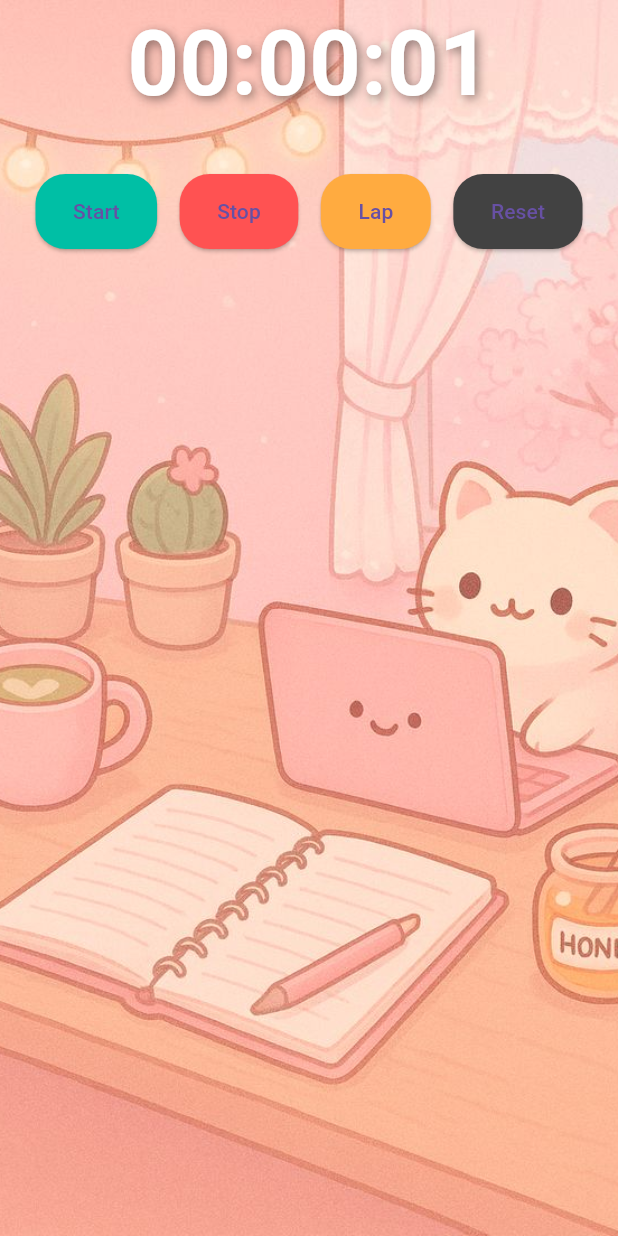
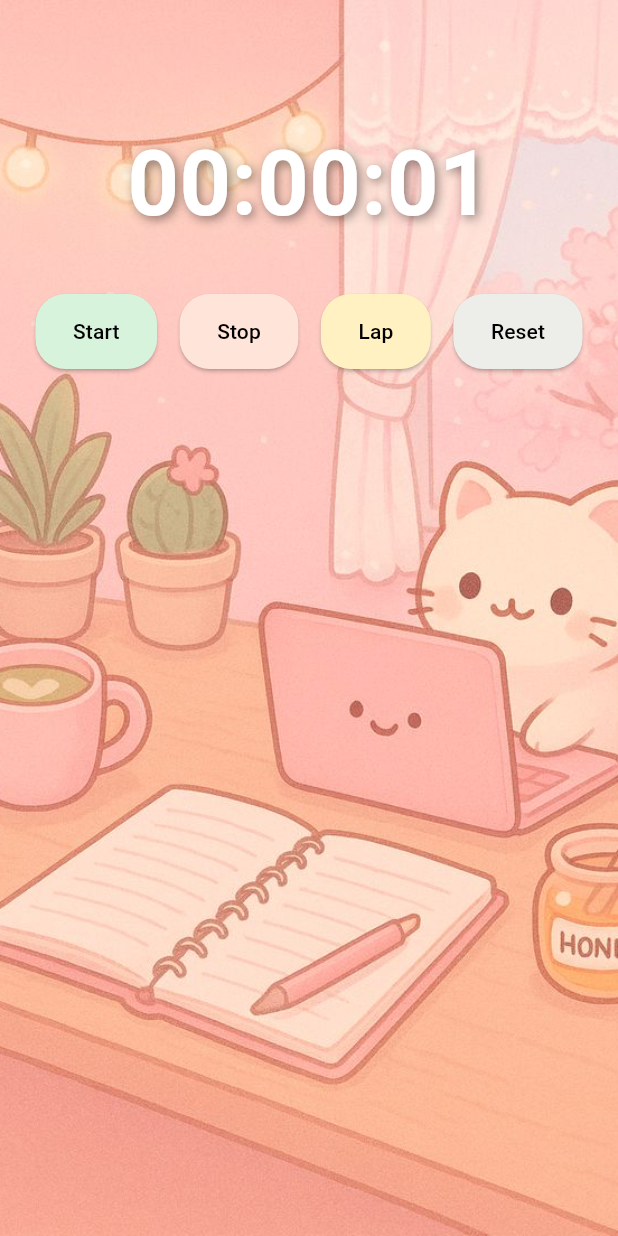
Before and after one commit to kanak-sonawane/NightOwl, a Flutter app: the screen it shows after launch, after a tap on "Start", on a phone screen of 412 x 824 dp. Run offline on Flutter 3.47's test engine with Material 3 defaults, Android fonts, the light colour scheme and no system bars.

Commit message:
UI improvements and timer polish

```diff
--- a/lib/main.dart
+++ b/lib/main.dart
@@ -30,9 +30,8 @@ class _NightOwlHomeState extends State<NightOwlHome> {
   Timer? timer;
   List<String> laps = [];
 
-  // Start timer
   void startTimer() {
-    if (timer != null && timer!.isActive) return; // Already running
+    if (timer != null && timer!.isActive) return;
     timer = Timer.periodic(const Duration(seconds: 1), (_) {
       setState(() {
         seconds++;
@@ -40,12 +39,10 @@ class _NightOwlHomeState extends State<NightOwlHome> {
     });
   }
 
-  // Stop timer
   void stopTimer() {
     timer?.cancel();
   }
 
-  // Reset timer
   void resetTimer() {
     timer?.cancel();
     setState(() {
@@ -54,25 +51,26 @@ class _NightOwlHomeState extends State<NightOwlHome> {
     });
   }
 
-  // Add lap
   void addLap() {
     final minutes = seconds ~/ 60;
     final secs = seconds % 60;
     final hours = minutes ~/ 60;
     final displayMinutes = minutes % 60;
+
     final lapTime =
         "${hours.toString().padLeft(2, '0')}:${displayMinutes.toString().padLeft(2, '0')}:${secs.toString().padLeft(2, '0')}";
+
     setState(() {
       laps.insert(0, lapTime);
     });
   }
 
-  // Format timer display
   String get timerText {
     final minutes = seconds ~/ 60;
     final secs = seconds % 60;
     final hours = minutes ~/ 60;
     final displayMinutes = minutes % 60;
+
     return "${hours.toString().padLeft(2, '0')}:${displayMinutes.toString().padLeft(2, '0')}:${secs.toString().padLeft(2, '0')}";
   }
 
@@ -81,7 +79,6 @@ class _NightOwlHomeState extends State<NightOwlHome> {
     return Scaffold(
       body: Stack(
         children: [
-          // Background image
           Positioned.fill(
             child: Image.asset(
               'assets/img.jpg',
@@ -89,11 +86,11 @@ class _NightOwlHomeState extends State<NightOwlHome> {
             ),
           ),
 
-          // Timer + Buttons
           Column(
             mainAxisAlignment: MainAxisAlignment.center,
             children: [
-              // Timer Text
+              const SizedBox(height: 80), // 👈 moves timer DOWN safely
+
               Text(
                 timerText,
                 style: const TextStyle(
@@ -109,17 +106,17 @@ class _NightOwlHomeState extends State<NightOwlHome> {
                   ],
                 ),
               ),
+
               const SizedBox(height: 30),
 
-              // Buttons Row
               Row(
                 mainAxisAlignment: MainAxisAlignment.center,
                 children: [
-                  // Start Button
                   ElevatedButton(
                     onPressed: startTimer,
                     style: ElevatedButton.styleFrom(
-                      backgroundColor: Colors.tealAccent.shade700,
+                      backgroundColor: const Color(0xFFD8F3DC),
+                      foregroundColor: Colors.black, // 👈 text color
                       shape: RoundedRectangleBorder(
                         borderRadius: BorderRadius.circular(20),
                       ),
@@ -130,11 +127,11 @@ class _NightOwlHomeState extends State<NightOwlHome> {
                   ),
                   const SizedBox(width: 15),
 
-                  // Stop Button
                   ElevatedButton(
                     onPressed: stopTimer,
                     style: ElevatedButton.styleFrom(
-                      backgroundColor: Colors.redAccent,
+                      backgroundColor: const Color(0xFFFFE5D9),
+                      foregroundColor: Colors.black,
                       shape: RoundedRectangleBorder(
                         borderRadius: BorderRadius.circular(20),
                       ),
@@ -145,11 +142,11 @@ class _NightOwlHomeState extends State<NightOwlHome> {
                   ),
                   const SizedBox(width: 15),
 
-                  // Lap Button
                   ElevatedButton(
                     onPressed: addLap,
                     style: ElevatedButton.styleFrom(
-                      backgroundColor: Colors.orangeAccent,
+                      backgroundColor: const Color(0xFFFFF1C1),
+                      foregroundColor: Colors.black,
                       shape: RoundedRectangleBorder(
                         borderRadius: BorderRadius.circular(20),
                       ),
@@ -160,11 +157,11 @@ class _NightOwlHomeState extends State<NightOwlHome> {
                   ),
                   const SizedBox(width: 15),
 
-                  // Reset Button
                   ElevatedButton(
                     onPressed: resetTimer,
                     style: ElevatedButton.styleFrom(
-                      backgroundColor: Colors.grey.shade800,
+                      backgroundColor: const Color(0xFFEDEDE9),
+                      foregroundColor: Colors.black,
                       shape: RoundedRectangleBorder(
                         borderRadius: BorderRadius.circular(20),
                       ),
@@ -175,9 +172,9 @@ class _NightOwlHomeState extends State<NightOwlHome> {
                   ),
                 ],
               ),
+
               const SizedBox(height: 30),
 
-              // Lap List
               Expanded(
                 child: Padding(
                   padding: const EdgeInsets.symmetric(horizontal: 40),
```
